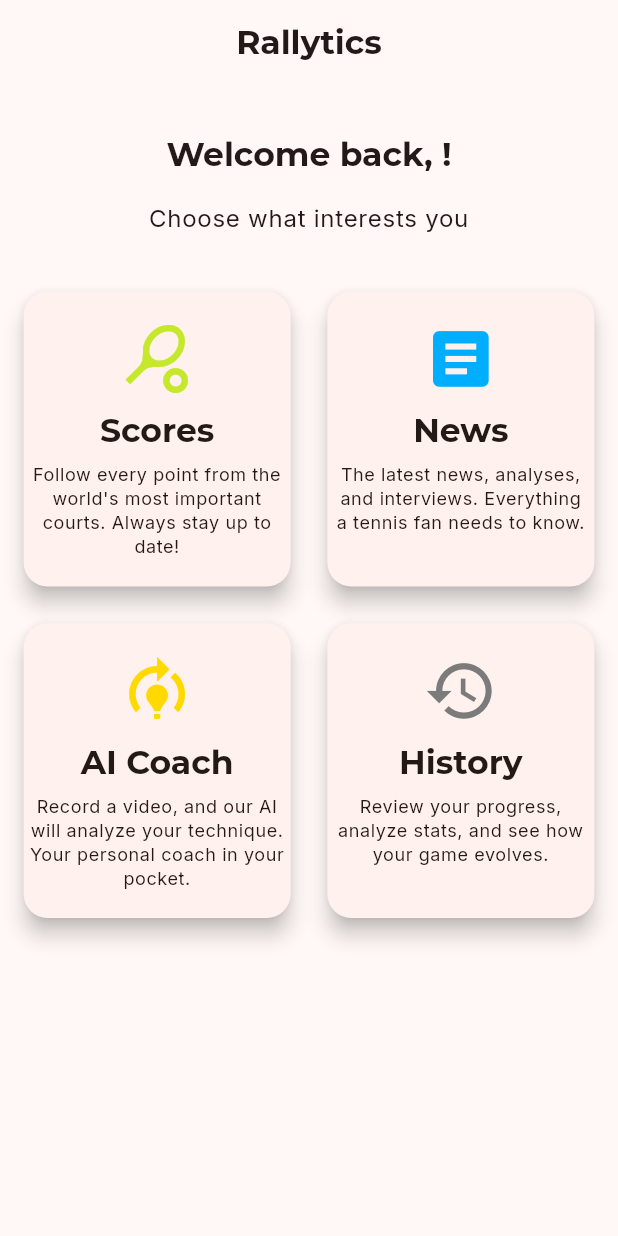
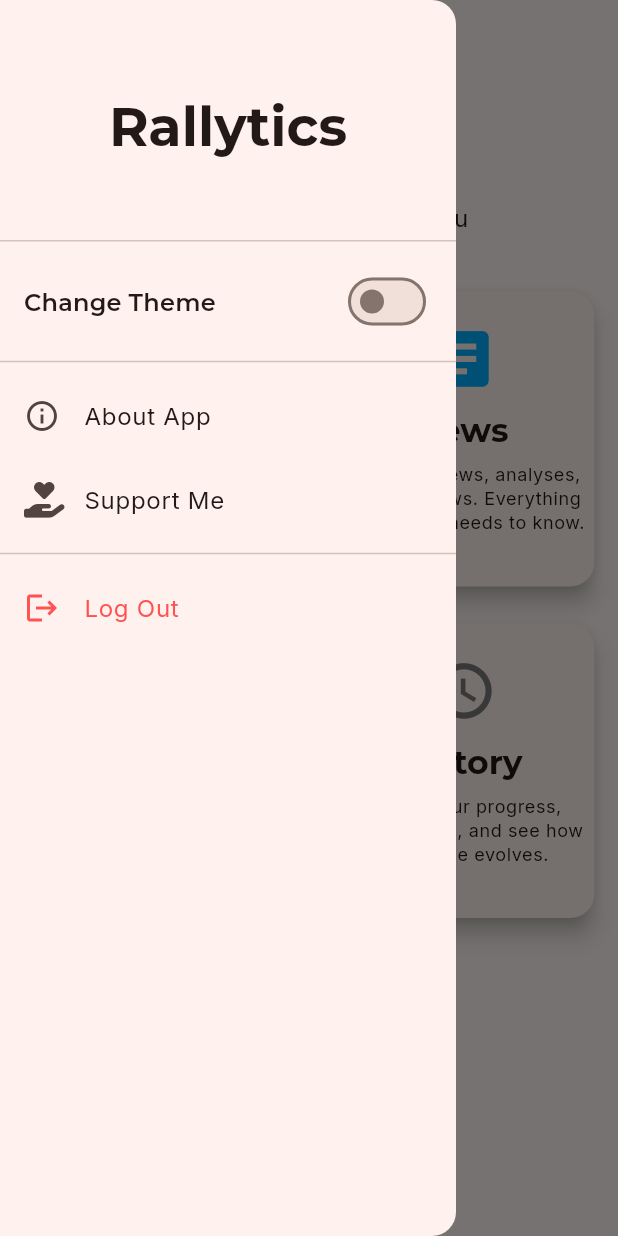
Before and after one commit to Keriw01/rallytics, a Flutter app: the screen it shows once a user with an empty profile is signed in, with the side drawer open (before the commit the screen has no drawer), on a phone screen of 412 x 824 dp. Run offline on Flutter 3.47's test engine with Material 3 defaults, Android fonts, the phone set to English and light mode, and no system bars; our stand-ins replace firebase_auth, firebase_core, firebase_crashlytics, flutter_bloc, flutter_svg, font_awesome_flutter and 7 more; missing offline and left inert: flutter_facebook_auth; accounts and stored records are empty; generated files the repository leaves out were written again; network calls fail.

Commit message:
feat(dashboard): add Drawer

```diff
--- a/lib/app/theme/app_colors.dart
+++ b/lib/app/theme/app_colors.dart
@@ -6,6 +6,7 @@
   static const Color success = Color(0xFF34C759);
   static const Color warning = Color(0xFFFF9500);
   static const Color info = Color(0xFF007AFF);
+  static const Color error = Color(0xFFFF5252);
 
   static const Color tenisBall = Color(0xFFC5E82C);
 
--- a/lib/app/theme/theme_cubit/theme_cubit.dart
+++ b/lib/app/theme/theme_cubit/theme_cubit.dart
@@ -16,6 +16,10 @@
     _saveTheme(mode);
   }
 
+  void toggleTheme(bool isDarkMode) {
+    setThemeMode(isDarkMode ? ThemeMode.dark : ThemeMode.light);
+  }
+
   Future<void> _saveTheme(ThemeMode mode) async {
     final prefs = await SharedPreferences.getInstance();
     await prefs.setInt(_themeKey, mode.index);
--- a/lib/features/dashboard/presentation/pages/dashboard_screen.dart
+++ b/lib/features/dashboard/presentation/pages/dashboard_screen.dart
@@ -1,7 +1,10 @@
 import 'package:flutter/material.dart';
 import 'package:flutter_bloc/flutter_bloc.dart';
+import 'package:font_awesome_flutter/font_awesome_flutter.dart';
 import 'package:rallytics/app/theme/app_colors.dart';
+import 'package:rallytics/app/theme/theme_cubit/theme_cubit.dart';
 import 'package:rallytics/features/auth/presentation/bloc/auth_bloc.dart';
+import 'package:rallytics/features/auth/presentation/bloc/auth_event.dart';
 import 'package:rallytics/features/dashboard/presentation/widgets/feature_tile.dart';
 import 'package:rallytics/generated/l10n.dart';
 
@@ -10,6 +13,8 @@
 
   @override
   Widget build(BuildContext context) {
+    final textTheme = Theme.of(context).textTheme;
+
     final double screenHeight = MediaQuery.of(context).size.height;
     final double screenWidth = MediaQuery.of(context).size.width;
     final double tileWidth = (screenWidth / 2) - 20;
@@ -21,6 +26,81 @@
 
     return Scaffold(
       appBar: AppBar(title: Text(S.of(context).appTitle), centerTitle: true),
+      drawer: Drawer(
+        child: ListView(
+          padding: EdgeInsets.zero,
+          children: [
+            DrawerHeader(
+              child: Center(
+                child: Text(
+                  S.of(context).appTitle,
+                  style: textTheme.displaySmall,
+                ),
+              ),
+            ),
+            Padding(
+              padding: const EdgeInsets.symmetric(
+                horizontal: 16.0,
+                vertical: 8.0,
+              ),
+              child: Row(
+                mainAxisAlignment: MainAxisAlignment.spaceBetween,
+                children: [
+                  Text(S.of(context).drawerTheme, style: textTheme.titleMedium),
+                  BlocBuilder<ThemeCubit, ThemeMode>(
+                    builder: (context, currentMode) {
+                      return Switch(
+                        value: currentMode == ThemeMode.dark,
+                        onChanged: (isDarkMode) {
+                          context.read<ThemeCubit>().toggleTheme(isDarkMode);
+                        },
+                      );
+                    },
+                  ),
+                ],
+              ),
+            ),
+            const Divider(),
+            ListTile(
+              leading: const Icon(Icons.info_outline),
+              title: Text(
+                S.of(context).drawerAbout,
+                style: textTheme.bodyLarge,
+              ),
+              // TODO: Implement navigation to about screen
+              onTap: () {
+                Navigator.pop(context);
+              },
+            ),
+            ListTile(
+              leading: const Icon(FontAwesomeIcons.handHoldingHeart),
+              title: Text(
+                S.of(context).drawerSupport,
+                style: textTheme.bodyLarge,
+              ),
+              // TODO: Implement navigation to support screen
+              onTap: () {
+                Navigator.pop(context);
+              },
+            ),
+
+            const Divider(),
+            ListTile(
+              leading: const Icon(Icons.logout, color: AppColors.error),
+              title: Text(
+                S.of(context).drawerLogout,
+                style: textTheme.bodyLarge?.copyWith(color: AppColors.error),
+              ),
+              onTap: () {
+                Navigator.pop(context);
+                context.read<AuthBloc>().add(
+                  const AuthEvent.signOutRequested(),
+                );
+              },
+            ),
+          ],
+        ),
+      ),
       body: SingleChildScrollView(
         child: Padding(
           padding: EdgeInsets.symmetric(horizontal: screenWidth * 0.02),
--- a/lib/l10n/app_localizations.dart
+++ b/lib/l10n/app_localizations.dart
@@ -416,6 +416,30 @@
   /// **'Review your progress, analyze stats, and see how your game evolves.'**
   String get dashboardTrainingHistoryDescription;
 
+  /// No description provided for @drawerTheme.
+  ///
+  /// In en, this message translates to:
+  /// **'Change Theme'**
+  String get drawerTheme;
+
+  /// No description provided for @drawerAbout.
+  ///
+  /// In en, this message translates to:
+  /// **'About App'**
+  String get drawerAbout;
+
+  /// No description provided for @drawerSupport.
+  ///
+  /// In en, this message translates to:
+  /// **'Support Me'**
+  String get drawerSupport;
+
+  /// No description provided for @drawerLogout.
+  ///
+  /// In en, this message translates to:
+  /// **'Log Out'**
+  String get drawerLogout;
+
   /// No description provided for @errorGeneric.
   ///
   /// In en, this message translates to:
--- a/lib/l10n/app_localizations_en.dart
+++ b/lib/l10n/app_localizations_en.dart
@@ -186,6 +186,18 @@
       'Review your progress, analyze stats, and see how your game evolves.';
 
   @override
+  String get drawerTheme => 'Change Theme';
+
+  @override
+  String get drawerAbout => 'About App';
+
+  @override
+  String get drawerSupport => 'Support Me';
+
+  @override
+  String get drawerLogout => 'Log Out';
+
+  @override
   String get errorGeneric =>
       'An unexpected error occurred. Please try again later.';
 }
--- a/lib/l10n/intl_en.arb
+++ b/lib/l10n/intl_en.arb
@@ -99,7 +99,10 @@
   "dashboardAiCoachDescription": "Record a video, and our AI will analyze your technique. Your personal coach in your pocket.",
   "dashboardTrainingHistoryTitle": "History",
   "dashboardTrainingHistoryDescription": "Review your progress, analyze stats, and see how your game evolves.",
-
+  "drawerTheme": "Change Theme",
+  "drawerAbout": "About App",
+  "drawerSupport": "Support Me",
+  "drawerLogout": "Log Out",
 
   "errorGeneric": "An unexpected error occurred. Please try again later."
 
--- a/lib/l10n/intl_pl.arb
+++ b/lib/l10n/intl_pl.arb
@@ -101,7 +101,10 @@
   "dashboardAiCoachDescription": "Nagraj film, a nasza sztuczna inteligencja przeanalizuje Twoją technikę. Twój osobisty trener w Twojej kieszeni.",
   "dashboardTrainingHistoryTitle": "Historia",
   "dashboardTrainingHistoryDescription": "Przeglądaj swoje postępy, analizuj statystyki i obserwuj, jak ewoluuje Twoja gra.",
-
+  "drawerTheme": "Zmień motyw",
+  "drawerAbout": "O aplikacji",
+  "drawerSupport": "Wesprzyj mnie",
+  "drawerLogout": "Wyloguj",
 
   "errorGeneric": "Niespodziewany błąd. Proszę spróbować ponownie później."
 
```
Also changed, not shown: lib/l10n/app_localizations_pl.dart (+12 -0 lines), lib/generated/intl/messages_en.dart, lib/generated/intl/messages_pl.dart, lib/generated/l10n.dart.
